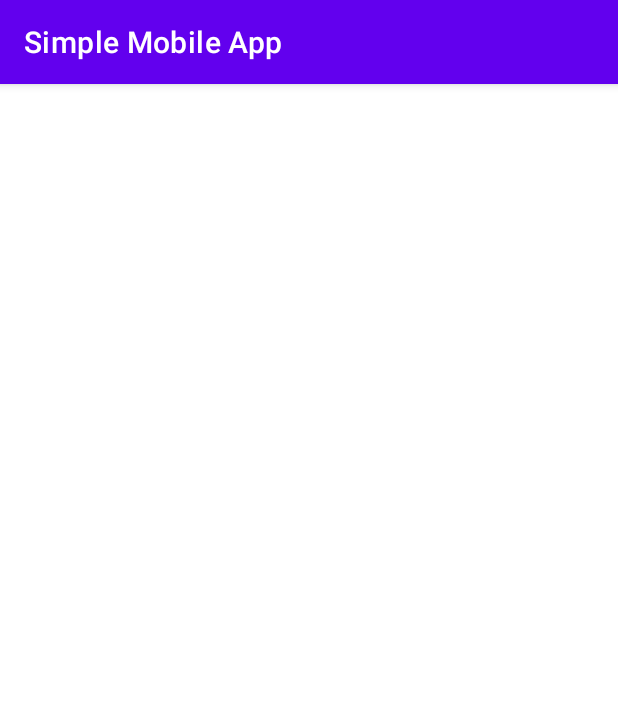
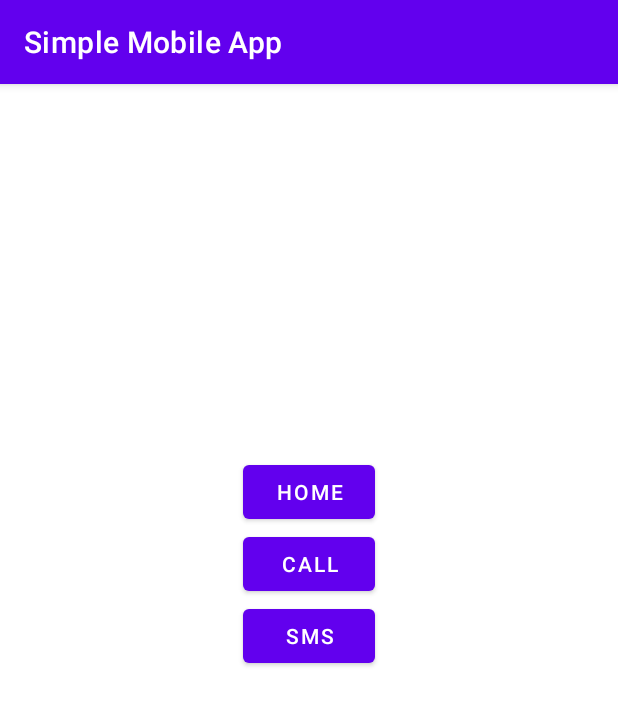
Before and after one commit to zhafranzainal/simple_mobile_app, an Android app: the screen it shows after launch (MyIntentActivity), on a phone screen of 412 x 824 dp. Shown: the top 705 px of the screen. Run offline under Robolectric (Android 15) with nearby library versions, the phone set to English and light mode, and no system bars.

Commit message:
Create home, call, and sms button

```diff
--- a/app/src/main/res/layout/activity_my_intent.xml
+++ b/app/src/main/res/layout/activity_my_intent.xml
@@ -6,4 +6,33 @@
     android:layout_height="match_parent"
     tools:context=".MyIntentActivity">
 
+    <Button
+        android:id="@+id/homeButton"
+        android:layout_width="wrap_content"
+        android:layout_height="wrap_content"
+        android:layout_marginTop="248dp"
+        android:text="Home"
+        app:layout_constraintEnd_toEndOf="parent"
+        app:layout_constraintHorizontal_bias="0.501"
+        app:layout_constraintStart_toStartOf="parent"
+        app:layout_constraintTop_toTopOf="parent" />
+
+    <Button
+        android:id="@+id/callButton"
+        android:layout_width="wrap_content"
+        android:layout_height="wrap_content"
+        android:text="Call"
+        app:layout_constraintEnd_toEndOf="parent"
+        app:layout_constraintStart_toStartOf="parent"
+        app:layout_constraintTop_toBottomOf="@id/homeButton" />
+
+    <Button
+        android:id="@+id/smsButton"
+        android:layout_width="wrap_content"
+        android:layout_height="wrap_content"
+        android:text="SMS"
+        app:layout_constraintEnd_toEndOf="parent"
+        app:layout_constraintStart_toStartOf="parent"
+        app:layout_constraintTop_toBottomOf="@id/callButton" />
+
 </androidx.constraintlayout.widget.ConstraintLayout>
```
